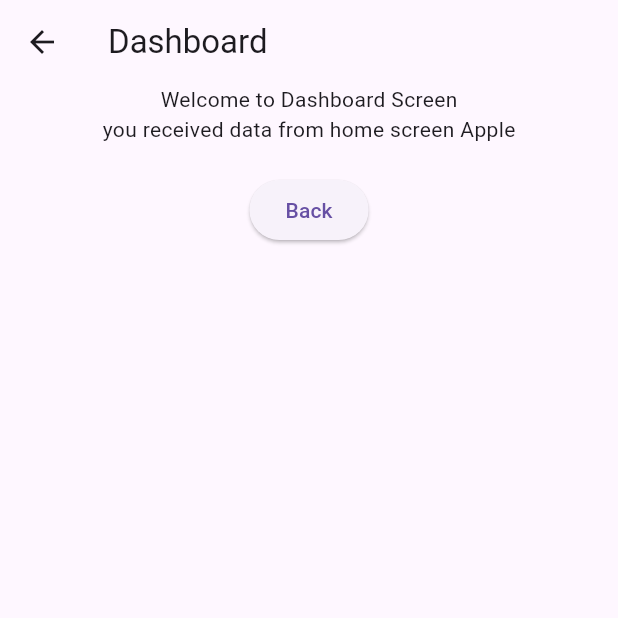
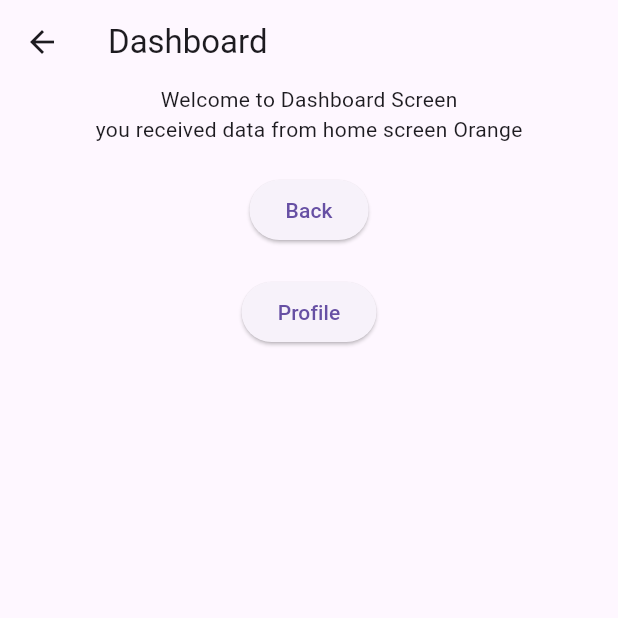
Before and after one commit to krishansharma11/40DaysOfFlutter, a Flutter app: the screen it shows after launch, after a tap on "Dashboard", on a phone screen of 412 x 824 dp, the top half of it. Run offline on Flutter 3.47's test engine with Material 3 defaults, Android fonts, the light colour scheme and no system bars.

Commit message:
navigation with named routes

```diff
--- a/lib/main.dart
+++ b/lib/main.dart
@@ -3,6 +3,7 @@ import 'dart:io';
 import 'package:flutter/material.dart';
 import 'package:flutter/cupertino.dart';
 import 'package:practics/screens/DashboardScreen.dart';
+import 'package:practics/screens/profileScreen.dart';
 
 void main() {
   runApp(MyApp());
@@ -11,9 +12,11 @@ void main() {
 class MyApp extends StatelessWidget {
   @override
   Widget build(BuildContext context) {
-    return MaterialApp(
-      home: MyHomePage(),
-    );
+    return MaterialApp(initialRoute: '/', routes: {
+      '/': (context) => MyHomePage(),
+      'dashboard': (context) => DashboardScreen(data: "Orange"),
+      'profile': (context) => ProfileScreen()
+    });
   }
 }
 
@@ -31,39 +34,14 @@ class MyHomePage extends StatelessWidget {
           SizedBox(height: 20),
           ElevatedButton(
               onPressed: () {
-                Navigator.push(
-                    context,
-                    MaterialPageRoute(
-                        builder: (context) => DashboardScreen(data: "Apple")));
+                Navigator.pushNamed(context, 'dashboard');
               },
+              //   Navigator.push(
+              //       context,
+              //       MaterialPageRoute(
+              //           builder: (context) => DashboardScreen(data: "Apple")));
+              // },
               child: const Text("Dashboard"))
         ])));
   }
 }
-
-class CustomTextField extends StatelessWidget {
-  late final String placeholderText;
-  final String labelText;
-  final IconData prefixIcon;
-  final ValueChanged<String> onChanged;
-
-  CustomTextField(
-      {required this.placeholderText,
-      required this.labelText,
-      required this.prefixIcon,
-      required this.onChanged});
-
-  // ignore: empty_constructor_bodies
-  @override
-  Widget build(BuildContext context) {
-    // TODO: implement build
-    return (TextFormField(
-      onChanged: onChanged,
-      decoration: InputDecoration(
-          hintText: placeholderText,
-          labelText: placeholderText,
-          prefixIcon: Icon(prefixIcon),
-          border: OutlineInputBorder(borderRadius: BorderRadius.circular(8))),
-    ));
-  }
-}
--- a/lib/screens/DashboardScreen.dart
+++ b/lib/screens/DashboardScreen.dart
@@ -19,7 +19,13 @@ class DashboardScreen extends StatelessWidget {
             height: 20,
           ),
           ElevatedButton(
-              onPressed: () => Navigator.pop(context), child: Text("Back"))
+              onPressed: () => Navigator.pop(context), child: Text("Back")),
+          SizedBox(
+            height: 20,
+          ),
+          ElevatedButton(
+              onPressed: () => Navigator.pushNamed(context, 'profile'),
+              child: Text("Profile"))
         ],
       )),
     ));
--- /dev/null
+++ b/lib/screens/profileScreen.dart
@@ -0,0 +1,14 @@
+import 'package:flutter/material.dart';
+
+class ProfileScreen extends StatelessWidget {
+  @override
+  Widget build(BuildContext context) {
+    // TODO: implement build
+    return (Scaffold(
+      appBar: AppBar(
+        title: Text("Profile"),
+      ),
+      body: Center(child: Text("Welcome to Profile Screen")),
+    ));
+  }
+}
```
